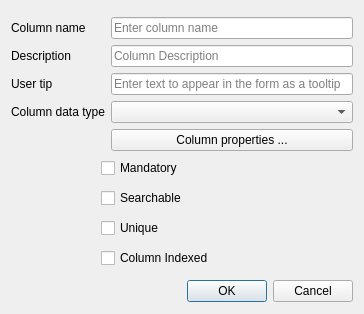
First picture: the form in ui/wizard/ui_column_editor.ui, repository gltn/stdm, before the edit.
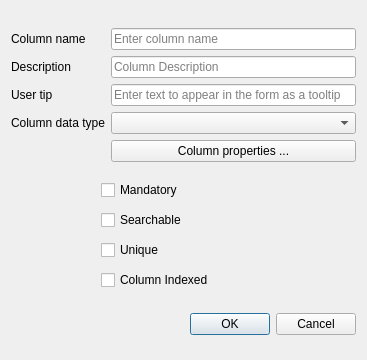
Second picture: the form after the edit.

```diff
--- a/ui/wizard/ui_column_editor.ui
+++ b/ui/wizard/ui_column_editor.ui
@@ -6,12 +6,12 @@
    <rect>
     <x>0</x>
     <y>0</y>
-    <width>364</width>
-    <height>314</height>
+    <width>367</width>
+    <height>360</height>
    </rect>
   </property>
   <property name="sizePolicy">
-   <sizepolicy hsizetype="Preferred" vsizetype="Maximum">
+   <sizepolicy hsizetype="MinimumExpanding" vsizetype="Maximum">
     <horstretch>0</horstretch>
     <verstretch>0</verstretch>
    </sizepolicy>
@@ -19,7 +19,7 @@
   <property name="maximumSize">
    <size>
     <width>16777215</width>
-    <height>320</height>
+    <height>360</height>
    </size>
   </property>
   <property name="windowTitle">
```
